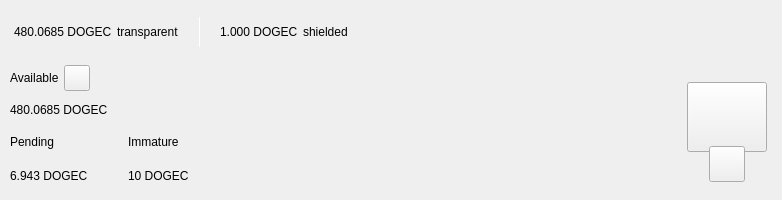
Before: the Qt Designer form src/qt/dogecash/forms/topbar.ui in Liquid369/blank, drawn with Qt 5.
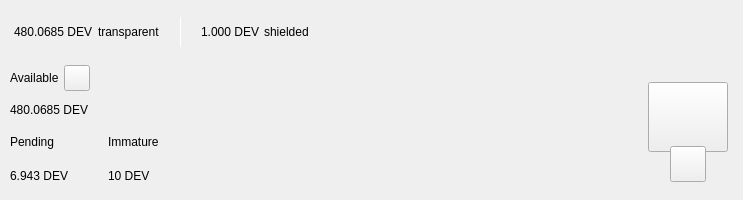
After: the same form once the commit is applied. Custom widgets are drawn as their Qt base class.

```diff
--- a/src/qt/dogecash/forms/topbar.ui
+++ b/src/qt/dogecash/forms/topbar.ui
@@ -119,7 +119,7 @@
                <string notr="true">padding:0px;margin:0px;</string>
               </property>
               <property name="text">
-               <string notr="true">480.0685 DOGEC</string>
+               <string notr="true">480.0685 DEV</string>
               </property>
              </widget>
             </item>
@@ -195,7 +195,7 @@
                </size>
               </property>
               <property name="text">
-               <string notr="true">1.000 DOGEC</string>
+               <string notr="true">1.000 DEV</string>
               </property>
              </widget>
             </item>
@@ -474,7 +474,7 @@
              <item>
               <widget class="QLabel" name="labelAmountDogeCash">
                <property name="text">
-                <string notr="true">480.0685 DOGEC</string>
+                <string notr="true">480.0685 DEV</string>
                </property>
               </widget>
              </item>
@@ -529,7 +529,7 @@
                  <item>
                   <widget class="QLabel" name="labelPendingDogeCash">
                    <property name="text">
-                    <string notr="true">6.943 DOGEC</string>
+                    <string notr="true">6.943 DEV</string>
                    </property>
                   </widget>
                  </item>
@@ -583,7 +583,7 @@
                  <item>
                   <widget class="QLabel" name="labelImmatureDogeCash">
                    <property name="text">
-                    <string notr="true">10 DOGEC</string>
+                    <string notr="true">10 DEV</string>
                    </property>
                   </widget>
                  </item>
```
Left out of the diff: 14 changed lines with no effect on the pictures.
